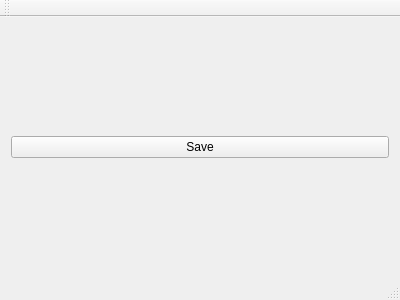
The window that mainwindow.ui (kazeevn/Mipt-ray-tracer) describes before a commit, drawn with Qt 5.
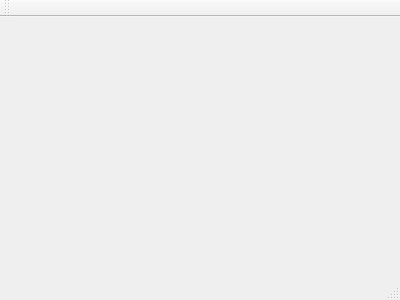
The same window after the commit.

Commit message: Huge optimization: added RenderingHelper class; removed useless debug messages

Patch:
```diff
--- a/mainwindow.ui
+++ b/mainwindow.ui
@@ -14,15 +14,7 @@
    <string>MainWindow</string>
   </property>
   <widget class="QWidget" name="centralWidget">
-   <layout class="QHBoxLayout" name="horizontalLayout">
-    <item>
-     <widget class="QPushButton" name="pushButton">
-      <property name="text">
-       <string>Save</string>
-      </property>
-     </widget>
-    </item>
-   </layout>
+   <layout class="QHBoxLayout" name="horizontalLayout"/>
   </widget>
   <widget class="QMenuBar" name="menuBar">
    <property name="geometry">
```
Left out of the diff: 19 changed lines with no effect on the pictures. The commit also changes 8 other files.
